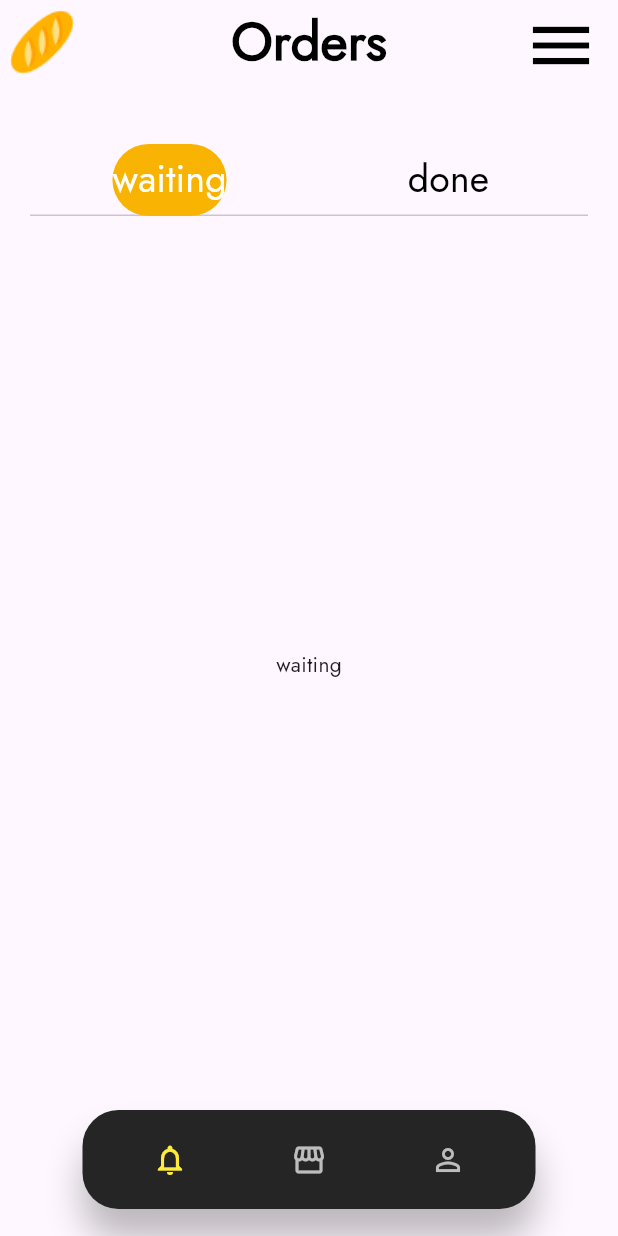
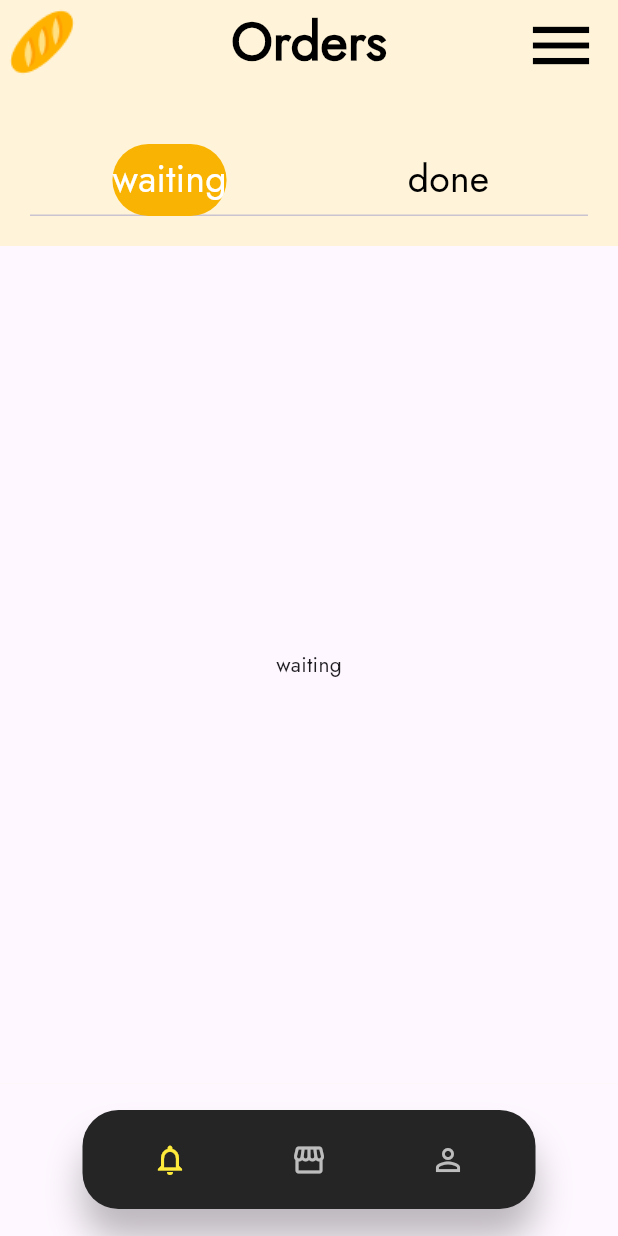
Before and after one commit to hedmi-san/Bakery-App-UI, a Flutter app: the MainWrapper screen opened directly, on a phone screen of 412 x 824 dp. Run offline on Flutter 3.47's test engine with Material 3 defaults, Android fonts, the phone set to English and light mode, and no system bars; our stand-ins replace get.

Commit message:
fifth-commit
configuring the colors transitions in the toggle tab bar

```diff
--- a/lib/mainWrapper.dart
+++ b/lib/mainWrapper.dart
@@ -1,4 +1,4 @@
-// ignore_for_file: must_be_immutable
+// ignore_for_file: must_be_immutable, file_names, library_private_types_in_public_api
 
 import 'package:flutter/material.dart';
 import './screens/bakerHome.dart';
@@ -53,7 +53,9 @@ class _MyBottomNavBarState extends State<MyBottomNavBar> {
 
   @override
   Widget build(BuildContext context) {
-    return Container(
+    return Stack(
+      children: [
+        Container(
           height: MediaQuery.of(context).size.height * 0.08,
           padding: const EdgeInsets.all(12),
           margin: const EdgeInsets.symmetric(horizontal: 55, vertical: 18),
@@ -82,7 +84,9 @@ class _MyBottomNavBarState extends State<MyBottomNavBar> {
                 },
                 icon: Icon(
                   Icons.notifications_outlined,
-              color: _selectedIndex == 0 ? Colors.yellow : Colors.grey.shade400,
+                  color: _selectedIndex == 0
+                      ? Colors.yellow
+                      : Colors.grey.shade400,
                 ),
               ),
               IconButton(
@@ -94,7 +98,9 @@ class _MyBottomNavBarState extends State<MyBottomNavBar> {
                 },
                 icon: Icon(
                   Icons.storefront_outlined,
-              color: _selectedIndex == 1 ? Colors.yellow : Colors.grey.shade400,
+                  color: _selectedIndex == 1
+                      ? Colors.yellow
+                      : Colors.grey.shade400,
                 ),
               ),
               IconButton(
@@ -106,11 +112,15 @@ class _MyBottomNavBarState extends State<MyBottomNavBar> {
                 },
                 icon: Icon(
                   Icons.person_outline,
-              color: _selectedIndex == 2 ? Colors.yellow : Colors.grey.shade400,
+                  color: _selectedIndex == 2
+                      ? Colors.yellow
+                      : Colors.grey.shade400,
                 ),
               ),
             ],
           ),
+        ),
+      ],
     );
   }
 }
--- a/lib/screens/bakerHome.dart
+++ b/lib/screens/bakerHome.dart
@@ -1,3 +1,5 @@
+// ignore_for_file: file_names
+
 import 'package:flutter/material.dart';
 import './done.dart';
 import './waiting.dart';
@@ -12,9 +14,17 @@ class BakerHomeScreen extends StatefulWidget {
 class _BakerHomeScreenState extends State<BakerHomeScreen>
     with SingleTickerProviderStateMixin {
   late TabController tabController;
+  Color appColor = const Color.fromRGBO(255, 244, 217, 1);
   @override
   void initState() {
     tabController = TabController(length: 2, vsync: this);
+    tabController.addListener(() {
+      setState(() {
+        appColor = tabController.index == 0
+            ? const Color.fromRGBO(255, 244, 217, 1)
+            : Colors.white;
+      });
+    });
     super.initState();
   }
 
@@ -27,6 +37,7 @@ class _BakerHomeScreenState extends State<BakerHomeScreen>
   @override
   Widget build(BuildContext context) {
     return Scaffold(
+      backgroundColor: appColor,
       appBar: AppBar(
         leading: const Image(
           image: AssetImage('assets/images/breadbrown.png'),
@@ -93,7 +104,7 @@ class _BakerHomeScreenState extends State<BakerHomeScreen>
             Expanded(
               child: TabBarView(
                 controller: tabController,
-                children: const [
+                children: [
                   WaitingScreen(),
                   DoneScreen(),
                 ],
--- a/lib/screens/done.dart
+++ b/lib/screens/done.dart
@@ -1,8 +1,8 @@
 import 'package:flutter/material.dart';
 
 class DoneScreen extends StatelessWidget {
-  const DoneScreen({super.key});
-
+  DoneScreen({super.key});
+  List items = [{}];
   @override
   Widget build(BuildContext context) {
     return const Scaffold(
--- a/lib/screens/waiting.dart
+++ b/lib/screens/waiting.dart
@@ -1,7 +1,7 @@
 import 'package:flutter/material.dart';
 
 class WaitingScreen extends StatelessWidget {
-  const WaitingScreen({super.key});
+  WaitingScreen({super.key});
 
   @override
   Widget build(BuildContext context) {
```
Lines whose indentation alone changed are shown as unchanged.
